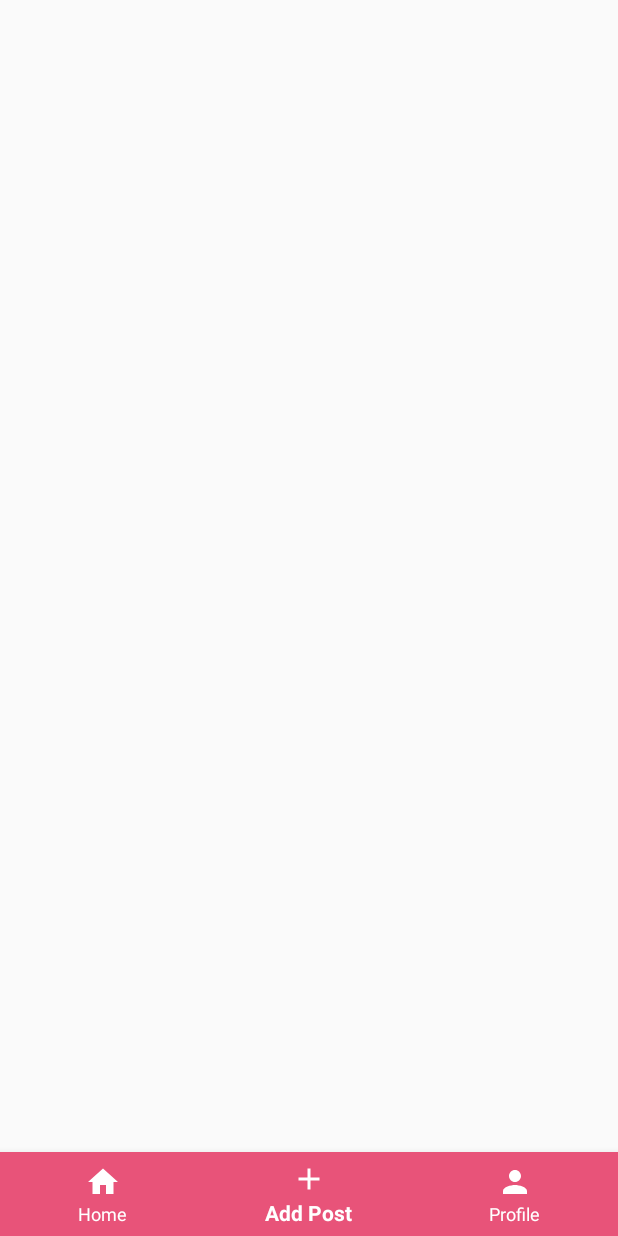
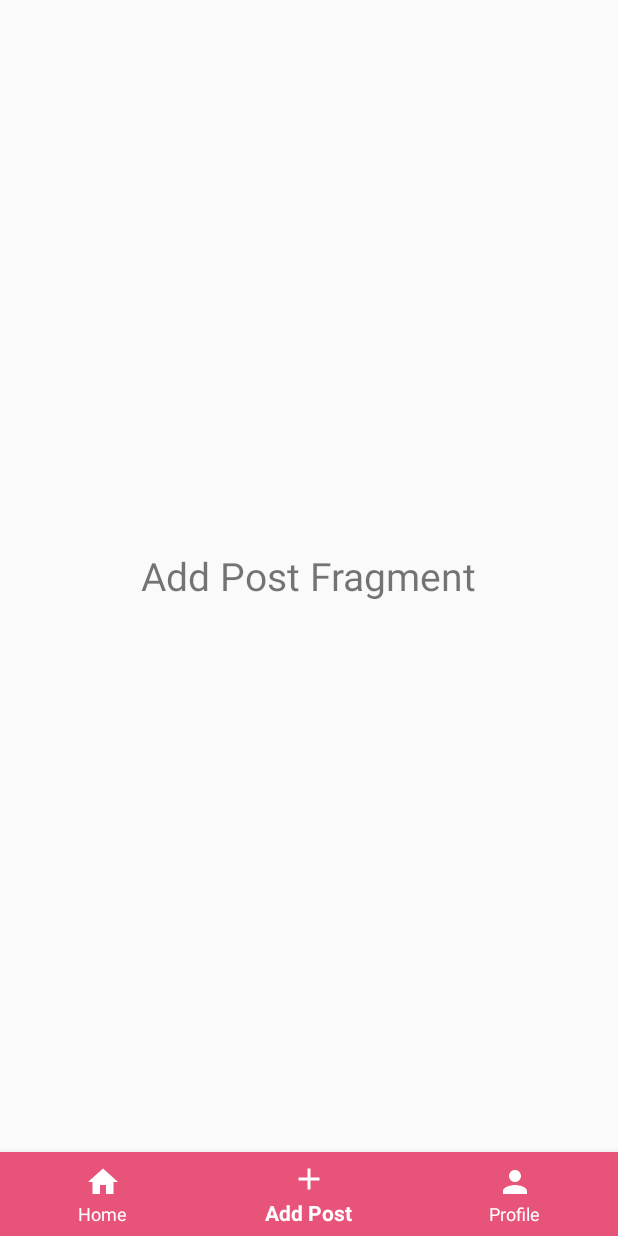
Before and after one commit to Jovan3105/BrzoDoLokacije, an Android app: the HomePageActivity screen opened directly, with no data from a screen before it, item 2 of the bottom bar chosen, on a phone screen of 412 x 824 dp. Run offline under Robolectric (Android 15) with nearby library versions, the light colour scheme and no system bars.

Commit message:
Sredjena redirekcija - dodatak #3

```diff
--- a/HotSpot/app/build.gradle
+++ b/HotSpot/app/build.gradle
@@ -1,6 +1,8 @@
 plugins {
     id 'com.android.application'
     id 'org.jetbrains.kotlin.android'
+    id 'kotlin-android'
+    id 'kotlin-android-extensions'
 }
 
 android {
--- a/HotSpot/app/src/main/java/imi/projekat/hotspot/HomePageActivity.kt
+++ b/HotSpot/app/src/main/java/imi/projekat/hotspot/HomePageActivity.kt
@@ -2,10 +2,39 @@ package imi.projekat.hotspot
 
 import androidx.appcompat.app.AppCompatActivity
 import android.os.Bundle
+import androidx.fragment.app.Fragment
+import imi.projekat.hotspot.databinding.ActivityHomePageBinding
+import imi.projekat.hotspot.ui.FragmentAddPost
+import imi.projekat.hotspot.ui.FragmentHome
+import imi.projekat.hotspot.ui.FragmentProfilePage
+import kotlinx.android.synthetic.main.activity_home_page.*
+import kotlinx.android.synthetic.main.activity_main.*
 
 class HomePageActivity : AppCompatActivity() {
     override fun onCreate(savedInstanceState: Bundle?) {
         super.onCreate(savedInstanceState)
         setContentView(R.layout.activity_home_page)
+
+        val firstFragment = FragmentHome()
+        val secondFragment = FragmentAddPost()
+        val thirdFragment = FragmentProfilePage()
+
+        setCurrentFragment(firstFragment)
+
+        bottomNavigationView2.setOnNavigationItemSelectedListener {
+            when (it.itemId) {
+                R.id.home -> setCurrentFragment(firstFragment)
+                R.id.add -> setCurrentFragment(secondFragment)
+                R.id.profile -> setCurrentFragment(thirdFragment)
+
+            }
+            true
+        }
     }
+
+    private fun setCurrentFragment(fragment: Fragment) =
+        supportFragmentManager.beginTransaction().apply {
+            replace(R.id.frame_layout, fragment)
+            commit()
+        }
 }
--- a/HotSpot/app/src/main/java/imi/projekat/hotspot/ui/fragment_ProfilePage.kt
+++ b/HotSpot/app/src/main/java/imi/projekat/hotspot/ui/fragment_ProfilePage.kt
@@ -9,5 +9,5 @@ import imi.projekat.hotspot.R
 
 import androidx.fragment.app.Fragment
 
-class FragmentAddPost:Fragment(R.layout.fragment_add_post) {
+class FragmentProfilePage:Fragment(R.layout.fragment_profile) {
 }
--- a/HotSpot/app/src/main/java/imi/projekat/hotspot/ui/fragment_addPost.kt
+++ b/HotSpot/app/src/main/java/imi/projekat/hotspot/ui/fragment_addPost.kt
@@ -9,5 +9,5 @@ import imi.projekat.hotspot.R
 
 import androidx.fragment.app.Fragment
 
-class FirstFragment:Fragment(R.layout.fragment_home) {
+class FragmentAddPost:Fragment(R.layout.fragment_add_post) {
 }
--- a/HotSpot/app/src/main/res/layout/fragment_home.xml
+++ b/HotSpot/app/src/main/res/layout/fragment_home.xml
@@ -3,7 +3,7 @@
     xmlns:tools="http://schemas.android.com/tools"
     android:layout_width="match_parent"
     android:layout_height="match_parent"
-    tools:context=".Home">
+    tools:context=".ui.fragment_home">
 
     <!-- TODO: Update blank fragment layout -->
     <TextView
--- a/HotSpot/app/src/main/res/values/strings.xml
+++ b/HotSpot/app/src/main/res/values/strings.xml
@@ -12,8 +12,6 @@
     <string name="Loading_dialog_text">Loading...</string>
 
 
-
-
     //InputErrors
     <string name="forgotPasswordText">Forgot password?</string>
     <string name="InsertYourEmailOrUsername">Insert your email or username</string>
```
Also changed, not shown: HotSpot/app/src/main/java/imi/projekat/hotspot/ui/fragment_home.kt (+2 -49 lines).
